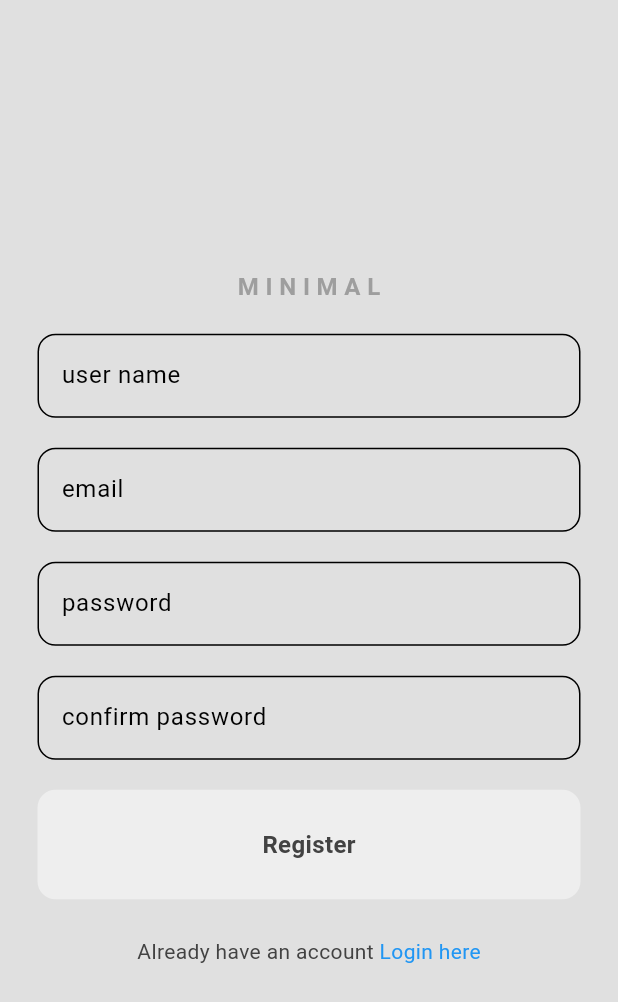
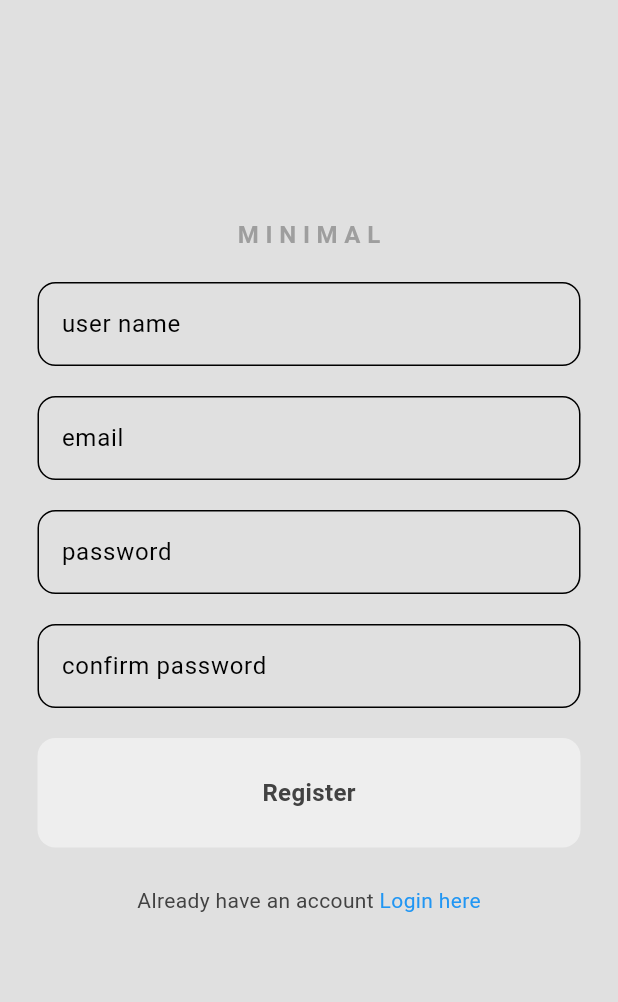
Before and after one commit to mhoangd2000/mediaapp, a Flutter app: the RegisterPage screen opened directly with empty values, on a phone screen of 412 x 824 dp. Shown: the top 1002 px of the screen. Run offline on Flutter 3.47's test engine with Material 3 defaults, Android fonts, the phone set to English and light mode, and no system bars; our stand-ins replace cloud_firestore, firebase_auth, firebase_core; accounts and stored records are empty.

Commit message:
fix overflowed register page

```diff
--- a/lib/page/register_page.dart
+++ b/lib/page/register_page.dart
@@ -98,12 +98,16 @@ class _RegisterPageState extends State<RegisterPage> {
   Widget build(BuildContext context) {
     return Scaffold(
         backgroundColor: Theme.of(context).colorScheme.background,
-        body: Center(
+        body: SingleChildScrollView(
+          child: Center(
             child: Padding(
-            padding: const EdgeInsets.all(25.0),
+              padding: const EdgeInsets.all(
+                25.0,
+              ),
               child: Column(
                 mainAxisAlignment: MainAxisAlignment.center,
                 children: [
+                  const SizedBox(height: 120),
                   Text(
                     "M I N I M A L",
                     style: TextStyle(
@@ -174,6 +178,7 @@ class _RegisterPageState extends State<RegisterPage> {
                 ],
               ),
             ),
+          ),
         ));
   }
 }
```
Lines whose indentation alone changed are shown as unchanged.
